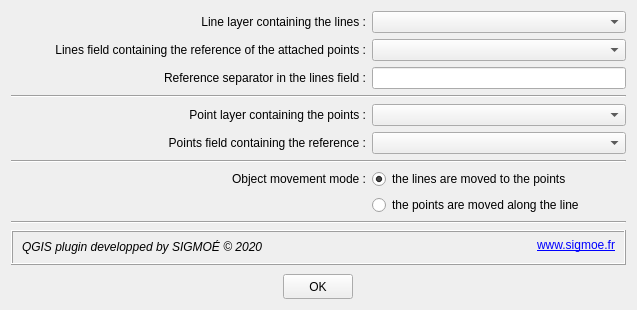
sigmoe/Vertex2NodeByAtt, file gui/sgm_vertex2nodebyatt_dlgparams.ui: the form before one commit.
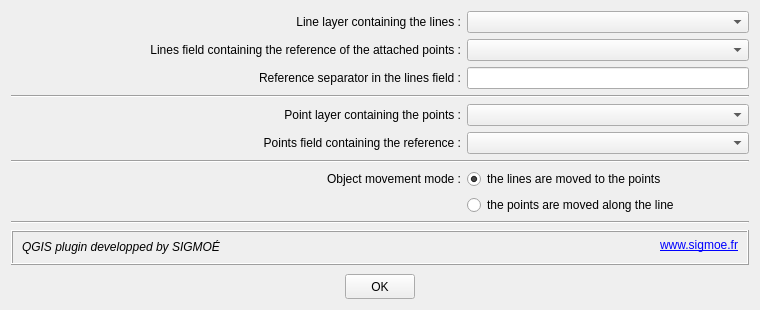
The form after the commit.

```diff
--- a/gui/sgm_vertex2nodebyatt_dlgparams.ui
+++ b/gui/sgm_vertex2nodebyatt_dlgparams.ui
@@ -6,13 +6,13 @@
    <rect>
     <x>0</x>
     <y>0</y>
-    <width>637</width>
+    <width>760</width>
     <height>310</height>
    </rect>
   </property>
   <property name="minimumSize">
    <size>
-    <width>607</width>
+    <width>760</width>
     <height>303</height>
    </size>
   </property>
@@ -63,7 +63,7 @@
         </property>
         <property name="minimumSize">
          <size>
-          <width>300</width>
+          <width>400</width>
           <height>25</height>
          </size>
         </property>
@@ -77,7 +77,7 @@
          <locale language="English" country="UnitedStates"/>
         </property>
         <property name="text">
-         <string>&lt;html&gt;&lt;head/&gt;&lt;body&gt;&lt;p&gt;&lt;span style=&quot; font-style:italic;&quot;&gt;QGIS plugin developped by SIGMOÉ © 2020&lt;/span&gt;&lt;/p&gt;&lt;/body&gt;&lt;/html&gt;</string>
+         <string>&lt;html&gt;&lt;head/&gt;&lt;body&gt;&lt;p&gt;&lt;span style=&quot; font-style:italic;&quot;&gt;QGIS plugin developped by SIGMOÉ&lt;/span&gt;&lt;/p&gt;&lt;/body&gt;&lt;/html&gt;</string>
         </property>
         <property name="textFormat">
          <enum>Qt::RichText</enum>
@@ -187,7 +187,7 @@
        </property>
        <property name="minimumSize">
         <size>
-         <width>355</width>
+         <width>450</width>
          <height>0</height>
         </size>
        </property>
@@ -215,7 +215,7 @@
        </property>
        <property name="minimumSize">
         <size>
-         <width>355</width>
+         <width>450</width>
          <height>0</height>
         </size>
        </property>
@@ -243,7 +243,7 @@
        </property>
        <property name="minimumSize">
         <size>
-         <width>355</width>
+         <width>450</width>
          <height>0</height>
         </size>
        </property>
@@ -278,7 +278,7 @@
        </property>
        <property name="minimumSize">
         <size>
-         <width>355</width>
+         <width>450</width>
          <height>0</height>
         </size>
        </property>
@@ -306,7 +306,7 @@
        </property>
        <property name="minimumSize">
         <size>
-         <width>355</width>
+         <width>450</width>
          <height>0</height>
         </size>
        </property>
@@ -334,7 +334,7 @@
        </property>
        <property name="minimumSize">
         <size>
-         <width>355</width>
+         <width>450</width>
          <height>0</height>
         </size>
        </property>
```
